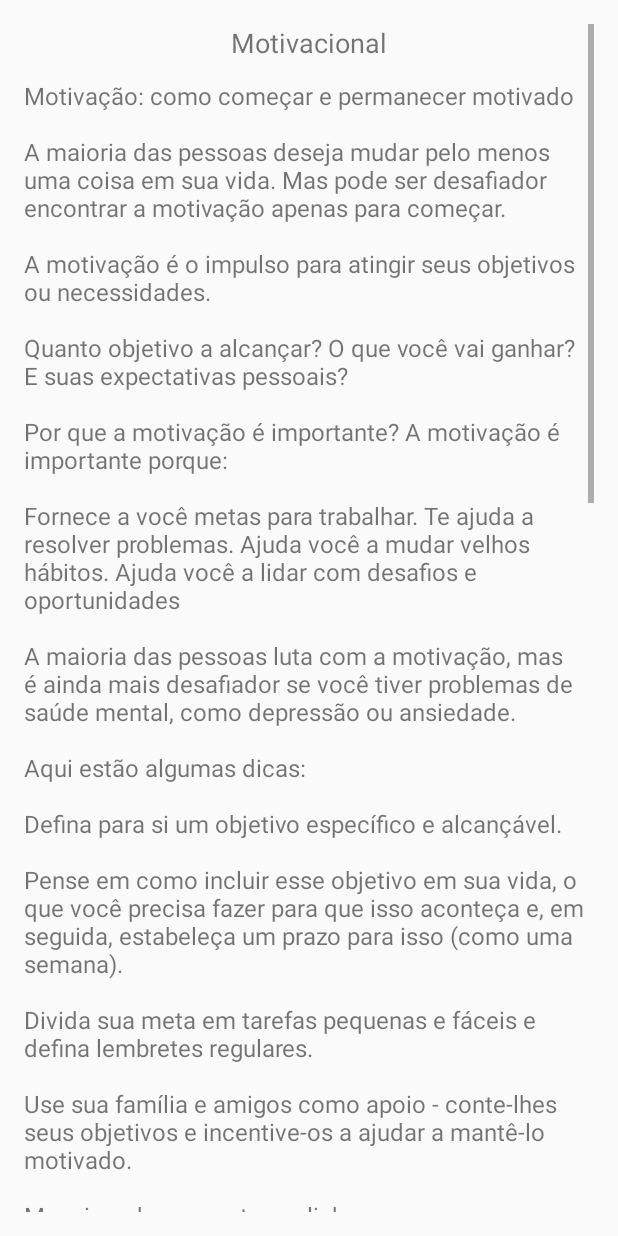
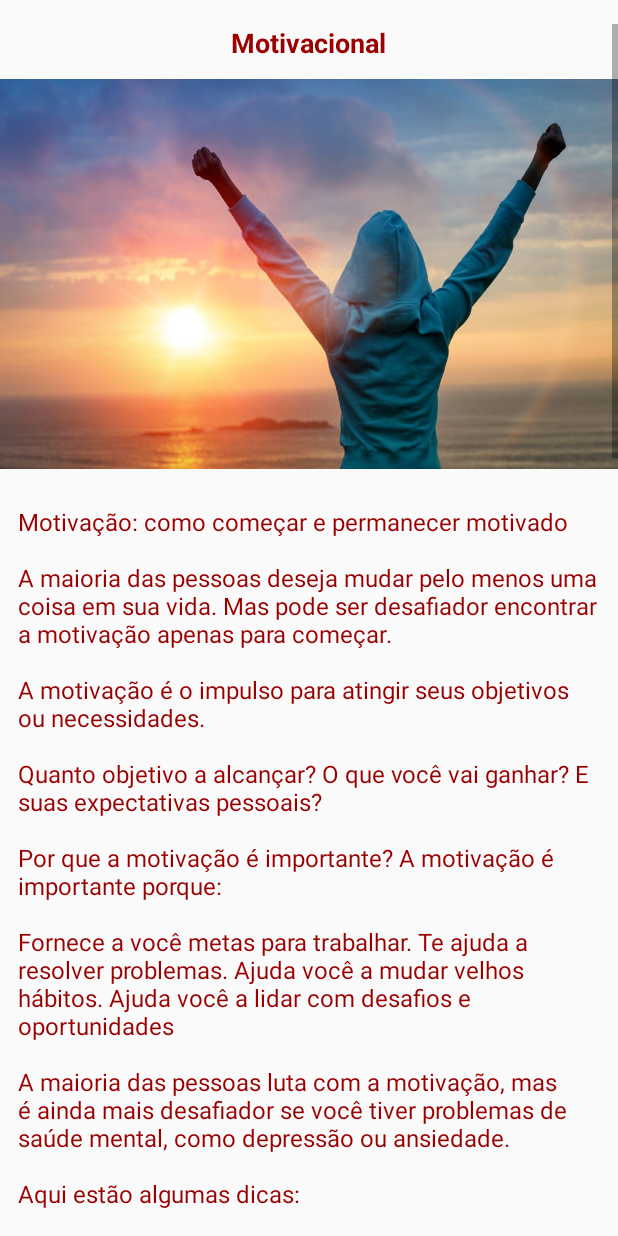
Before and after one commit to AlanAlvesSantos/AutoAjudaAndroid, an Android app: the layout activity_motivacional.xml on its own in the app's theme, with its tools: preview values and no code run, on a phone screen of 412 x 824 dp. Run offline under Robolectric (Android 15) with nearby library versions, the phone set to English and light mode, and no system bars.

Commit message:
Improve some features in motivation screen

```diff
--- a/app/src/main/AndroidManifest.xml
+++ b/app/src/main/AndroidManifest.xml
@@ -13,12 +13,16 @@
         android:supportsRtl="true"
         android:theme="@style/AppTheme"
         android:usesCleartextTraffic="true">
+
         <activity android:name=".activities.RelacionamentoActivity"></activity>
+
         <activity android:name=".activities.NewsReadActivity" />
+
         <activity
             android:name=".activities.VideoPlayerActivity"
             android:configChanges="keyboardHidden|orientation|screenSize" />
         <activity android:name=".HomeActivity" />
+
         <activity android:name=".MainActivity">
             <intent-filter>
                 <action android:name="android.intent.action.MAIN" />
@@ -27,6 +31,16 @@
             </intent-filter>
         </activity>
 
+        <activity android:name=".activities.MotivacionalActivity" />
+        <activity android:name=".activities.AmizadeActivity" />
+        <activity android:name=".activities.EstudosActivity" />
+        <activity android:name=".activities.ExerciciosActivity" />
+        <activity android:name=".activities.PessoaMelhorActivity" />
+        <activity android:name=".activities.SaudeActivity" />
+        <activity android:name=".activities.TrabalhoActivity" />
+
+
+
         <meta-data
             android:name="com.google.android.gms.ads.APPLICATION_ID"
             android:value="ca-app-pub-9313963887713254~1958460680" />
--- a/app/src/main/res/layout/activity_motivacional.xml
+++ b/app/src/main/res/layout/activity_motivacional.xml
@@ -4,7 +4,7 @@
     xmlns:tools="http://schemas.android.com/tools"
     android:layout_width="match_parent"
     android:layout_height="match_parent"
-    android:layout_margin="16dp"
+    android:layout_marginTop="16dp"
     tools:context=".activities.MotivacionalActivity">
 
     <ScrollView
@@ -26,15 +26,30 @@
                 android:layout_height="wrap_content"
                 android:layout_centerHorizontal="true"
                 android:text="@string/motivacional"
-                android:textSize="18sp" />
+                android:textColor="@color/red1"
+                android:textSize="18sp"
+                android:textStyle="bold" />
+
+            <ImageView
+                android:id="@+id/imgMotivacional"
+                android:layout_width="match_parent"
+                android:layout_height="260dp"
+                android:layout_below="@+id/txtTituloMotivacional"
+                android:layout_marginTop="12dp"
+                android:scaleType="fitXY"
+                android:src="@drawable/motivation_img" />
 
             <TextView
                 android:id="@+id/txtTextoMotivacional"
                 android:layout_width="wrap_content"
                 android:layout_height="wrap_content"
-                android:layout_below="@+id/txtTituloMotivacional"
-                android:layout_marginTop="12dp"
+                android:layout_below="@+id/imgMotivacional"
+                android:layout_marginStart="12dp"
+                android:layout_marginTop="24dp"
+                android:layout_marginEnd="12dp"
+                android:layout_marginBottom="12dp"
                 android:text="@string/textomotivacional"
+                android:textColor="@color/red1"
                 android:textSize="16dp" />
 
 
```
Also changed, not shown: app/src/main/res/drawable/motivation_img.jpg (added).
